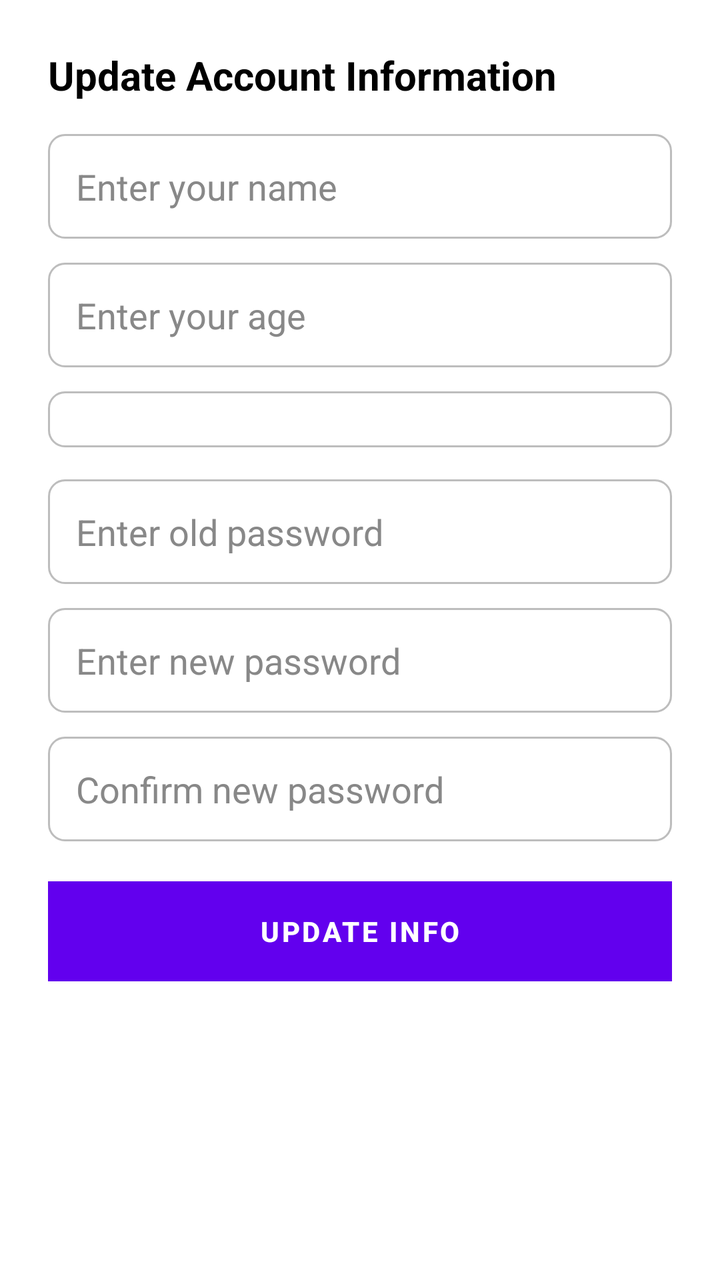
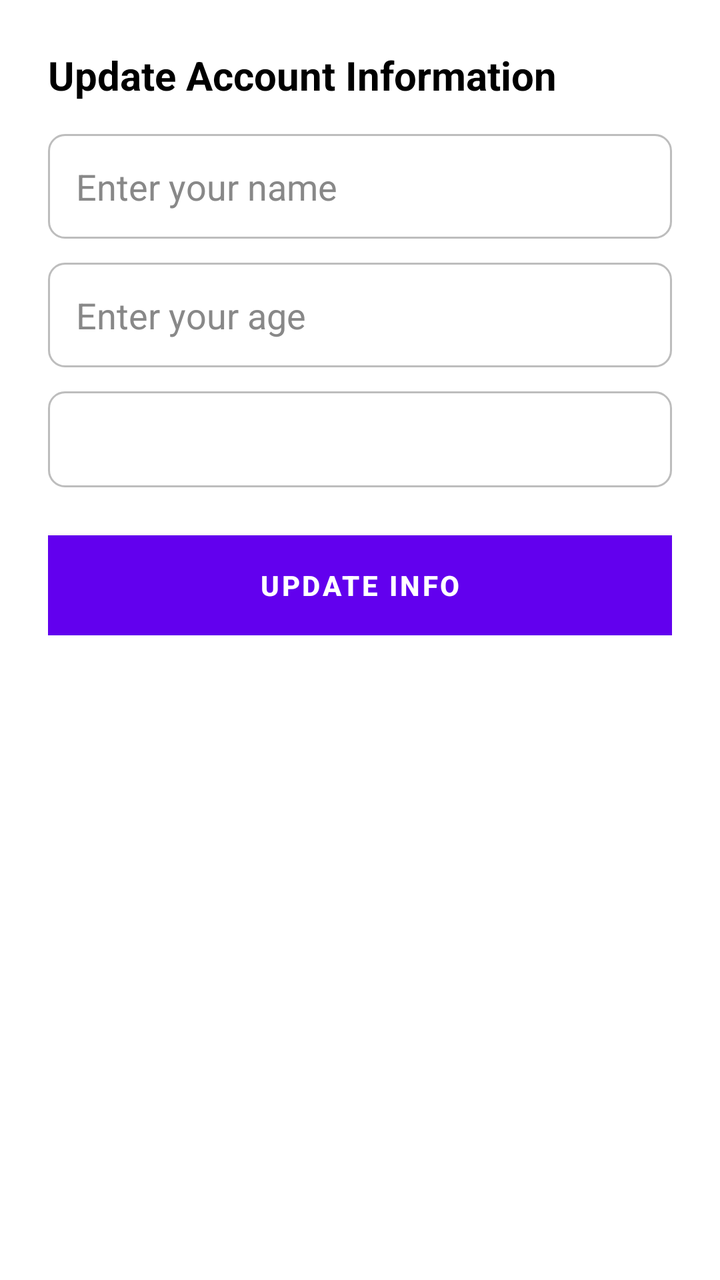

An Android layout rendered at two revisions. The XML below is the earlier revision; the diff shows what the commit changed to produce the second picture.
<!-- AndroidManifest.xml: application theme Theme.CogniSync -->
<!-- res/layout/activity_account_settings.xml -->
<?xml version="1.0" encoding="utf-8"?>
<ScrollView xmlns:android="http://schemas.android.com/apk/res/android"
    android:layout_width="match_parent"
    android:layout_height="match_parent"
    android:background="#FFFFFF"
    android:fitsSystemWindows="true"
    android:padding="24dp">

    <LinearLayout
        android:orientation="vertical"
        android:layout_width="match_parent"
        android:layout_height="wrap_content">

        <TextView
            android:id="@+id/title"
            android:layout_width="wrap_content"
            android:layout_height="wrap_content"
            android:text="Update Account Information"
            android:textSize="20sp"
            android:textStyle="bold"
            android:textColor="#000000"
            android:layout_marginBottom="16dp" />

        
        <EditText
            android:id="@+id/editName"
            android:layout_width="match_parent"
            android:layout_height="wrap_content"
            android:hint="Enter your name"
            android:background="@drawable/edittext_bg"
            android:padding="14dp"
            android:textColor="#000000"
            android:textColorHint="#888888"
            android:layout_marginBottom="12dp" />

        
        <EditText
            android:id="@+id/editAge"
            android:layout_width="match_parent"
            android:layout_height="wrap_content"
            android:hint="Enter your age"
            android:inputType="number"
            android:background="@drawable/edittext_bg"
            android:padding="14dp"
            android:textColor="#000000"
            android:textColorHint="#888888"
            android:layout_marginBottom="12dp" />

        
        <Spinner
            android:id="@+id/genderSpinner"
            android:layout_width="match_parent"
            android:layout_height="wrap_content"
            android:background="@drawable/edittext_bg"
            android:padding="14dp"
            android:layout_marginBottom="16dp" />

        
        <EditText
            android:id="@+id/editOldPassword"
            android:layout_width="match_parent"
            android:layout_height="wrap_content"
            android:hint="Enter old password"
            android:background="@drawable/edittext_bg"
            android:inputType="textPassword"
            android:padding="14dp"
            android:textColor="#000000"
            android:textColorHint="#888888"
            android:layout_marginBottom="12dp" />

        
        <EditText
            android:id="@+id/editNewPassword"
            android:layout_width="match_parent"
            android:layout_height="wrap_content"
            android:hint="Enter new password"
            android:background="@drawable/edittext_bg"
            android:inputType="textPassword"
            android:padding="14dp"
            android:textColor="#000000"
            android:textColorHint="#888888"
            android:layout_marginBottom="12dp" />

        
        <EditText
            android:id="@+id/editConfirmPassword"
            android:layout_width="match_parent"
            android:layout_height="wrap_content"
            android:hint="Confirm new password"
            android:background="@drawable/edittext_bg"
            android:inputType="textPassword"
            android:padding="14dp"
            android:textColor="#000000"
            android:textColorHint="#888888"
            android:layout_marginBottom="20dp" />

        
        <Button
            android:id="@+id/updateInfoButton"
            android:layout_width="match_parent"
            android:layout_height="50dp"
            android:text="UPDATE INFO"
            android:textAllCaps="true"
            android:background="#8A6EFF"
            android:textColor="#FFFFFF"
            android:textStyle="bold" />
    </LinearLayout>
</ScrollView>
<!-- resources referenced by this layout -->
<resources>
  <!-- drawable edittext_bg (drawable) -->
  <?xml version="1.0" encoding="utf-8"?>
  <selector xmlns:android="http://schemas.android.com/apk/res/android">
  
      
      <item android:state_pressed="true">
          <shape android:shape="rectangle">
              <solid android:color="#FFFFFF"/>
              <corners android:radius="8dp"/>
              <stroke android:width="2dp" android:color="#8AB4F8"/>
              <padding
                  android:left="12dp"
                  android:top="12dp"
                  android:right="12dp"
                  android:bottom="12dp"/>
          </shape>
      </item>
  
      
      <item android:state_focused="true">
          <shape android:shape="rectangle">
              <solid android:color="#FFFFFF"/>
              <corners android:radius="8dp"/>
              <stroke android:width="2dp" android:color="#8AB4F8"/>
              <padding
                  android:left="12dp"
                  android:top="12dp"
                  android:right="12dp"
                  android:bottom="12dp"/>
          </shape>
      </item>
  
      
      <item>
          <shape android:shape="rectangle">
              <solid android:color="#FFFFFF"/>
              <corners android:radius="8dp"/>
              <stroke android:width="1dp" android:color="#BDBDBD"/>
              <padding
                  android:left="12dp"
                  android:top="12dp"
                  android:right="12dp"
                  android:bottom="12dp"/>
          </shape>
      </item>
  
  </selector>
  <style name="Theme.CogniSync" parent="Theme.MaterialComponents.DayNight.NoActionBar">
  
  
  
          
          <item name="android:statusBarColor">@android:color/white</item>
          <item name="android:windowLightStatusBar">true</item>
  
      </style>
</resources>

<!-- the commit's change to res/layout/activity_account_settings.xml (unified diff, before → after) -->
@@ -50,49 +50,10 @@
         <Spinner
             android:id="@+id/genderSpinner"
             android:layout_width="match_parent"
-            android:layout_height="wrap_content"
+            android:layout_height="48dp"
             android:background="@drawable/edittext_bg"
             android:padding="14dp"
-            android:layout_marginBottom="16dp" />
-
-        
-        <EditText
-            android:id="@+id/editOldPassword"
-            android:layout_width="match_parent"
-            android:layout_height="wrap_content"
-            android:hint="Enter old password"
-            android:background="@drawable/edittext_bg"
-            android:inputType="textPassword"
-            android:padding="14dp"
-            android:textColor="#000000"
-            android:textColorHint="#888888"
-            android:layout_marginBottom="12dp" />
-
-        
-        <EditText
-            android:id="@+id/editNewPassword"
-            android:layout_width="match_parent"
-            android:layout_height="wrap_content"
-            android:hint="Enter new password"
-            android:background="@drawable/edittext_bg"
-            android:inputType="textPassword"
-            android:padding="14dp"
-            android:textColor="#000000"
-            android:textColorHint="#888888"
-            android:layout_marginBottom="12dp" />
-
-        
-        <EditText
-            android:id="@+id/editConfirmPassword"
-            android:layout_width="match_parent"
-            android:layout_height="wrap_content"
-            android:hint="Confirm new password"
-            android:background="@drawable/edittext_bg"
-            android:inputType="textPassword"
-            android:padding="14dp"
-            android:textColor="#000000"
-            android:textColorHint="#888888"
-            android:layout_marginBottom="20dp" />
+            android:layout_marginBottom="24dp" />
 
         
         <Button
@@ -104,5 +65,6 @@
             android:background="#8A6EFF"
             android:textColor="#FFFFFF"
             android:textStyle="bold" />
+
     </LinearLayout>
 </ScrollView>
